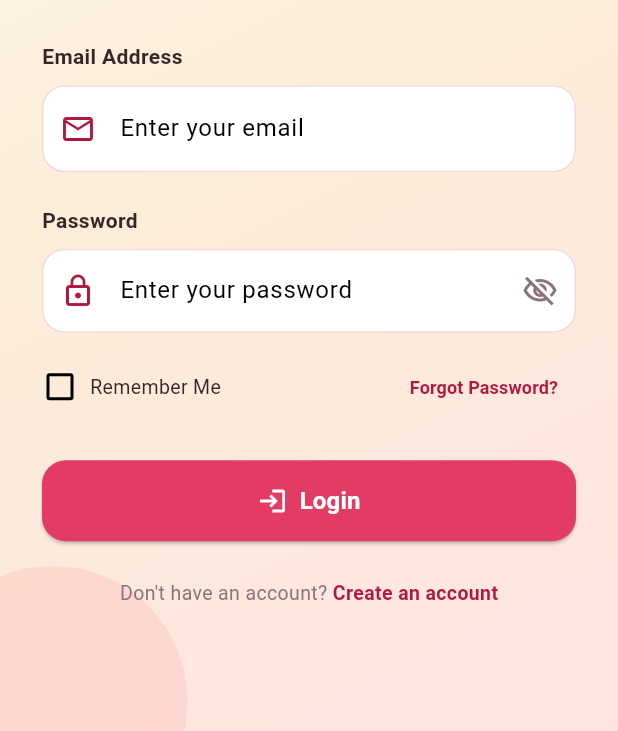
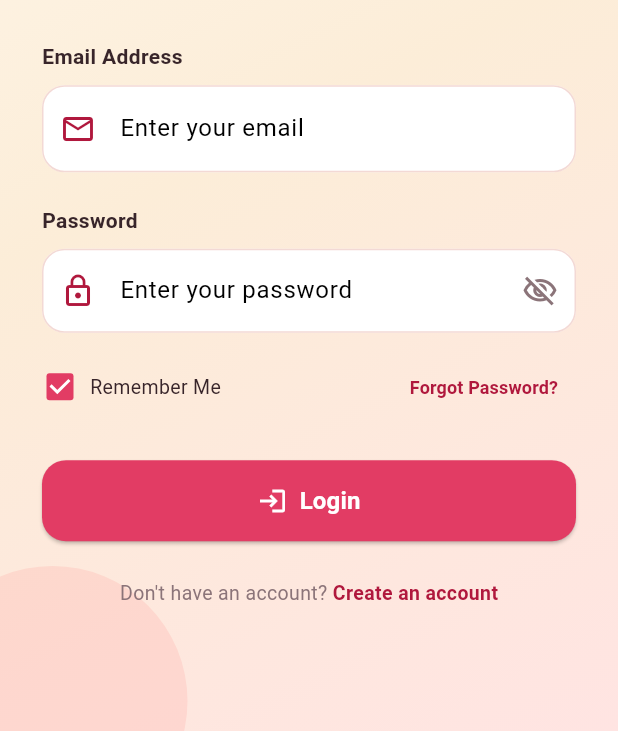
Before and after one commit to GeorginaGabriella/Otterly-Mobile-App, a Flutter app: the screen it shows after launch, after a tap on "Skip", after a tap on "Get Started", on a phone screen of 412 x 824 dp, the part 505-1236 px from its top. Run offline on Flutter 3.47's test engine with Material 3 defaults, Android fonts, the phone set to English and light mode, and no system bars; our stand-ins replace flutter_riverpod, flutter_secure_storage, image_picker, shared_preferences, video_player.

Commit message:
fix: restore saved login session on splash and persist credentials reliably

```diff
--- a/lib/screens/auth/login_screen.dart
+++ b/lib/screens/auth/login_screen.dart
@@ -12,7 +12,12 @@ import 'forgot_password_screen.dart';
 import '../navigation/main_navigation.dart';
 
 class LoginScreen extends ConsumerStatefulWidget {
-  const LoginScreen({super.key});
+  final String? initialEmail;
+
+  const LoginScreen({
+    super.key,
+    this.initialEmail,
+  });
 
   @override
   ConsumerState<LoginScreen> createState() => _LoginScreenState();
@@ -22,8 +27,16 @@ class _LoginScreenState extends ConsumerState<LoginScreen> {
   final _formKey = GlobalKey<FormState>();
   final _emailController = TextEditingController();
   final _passwordController = TextEditingController();
-  bool _rememberMe = false;
+  bool _rememberMe = true;
   bool _isLoading = false;
+
+  @override
+  void initState() {
+    super.initState();
+    if (widget.initialEmail != null && widget.initialEmail!.isNotEmpty) {
+      _emailController.text = widget.initialEmail!;
+    }
+  }
 
   @override
   void dispose() {
--- a/lib/screens/auth/register_screen.dart
+++ b/lib/screens/auth/register_screen.dart
@@ -303,7 +303,9 @@ class _RegisterScreenState extends State<RegisterScreen> {
       Navigator.pushReplacement(
         context,
         MaterialPageRoute(
-          builder: (_) => const LoginScreen(),
+          builder: (_) => LoginScreen(
+            initialEmail: _emailController.text.trim(),
+          ),
         ),
       );
     } catch (e) {
--- a/lib/screens/splash/splash_screen.dart
+++ b/lib/screens/splash/splash_screen.dart
@@ -1,19 +1,22 @@
 import 'package:flutter/material.dart';
+import 'package:flutter_riverpod/flutter_riverpod.dart';
 import 'package:shared_preferences/shared_preferences.dart';
 import '../../core/app_colors.dart';
+import '../../providers/auth_provider.dart';
 import '../../widgets/otter_logo_widget.dart';
 import '../../widgets/social_background.dart';
+import '../auth/login_screen.dart';
+import '../navigation/main_navigation.dart';
 import '../onboarding/onboarding_screen.dart';
-import '../auth/login_screen.dart';
 
-class SplashScreen extends StatefulWidget {
+class SplashScreen extends ConsumerStatefulWidget {
   const SplashScreen({super.key});
 
   @override
-  State<SplashScreen> createState() => _SplashScreenState();
+  ConsumerState<SplashScreen> createState() => _SplashScreenState();
 }
 
-class _SplashScreenState extends State<SplashScreen>
+class _SplashScreenState extends ConsumerState<SplashScreen>
     with SingleTickerProviderStateMixin {
   late final AnimationController _controller;
   late final Animation<double> _fadeAnimation;
@@ -34,20 +37,29 @@ class _SplashScreenState extends State<SplashScreen>
   }
 
   Future<void> _navigateNext() async {
-    await Future.delayed(const Duration(seconds: 3));
+    await Future.wait<void>([
+      Future<void>.delayed(const Duration(seconds: 3)),
+      ref.read(authProvider.notifier).restoreSession(),
+    ]);
+
     final prefs = await SharedPreferences.getInstance();
-    final hasSeenOnboarding =
-        prefs.getBool('hasSeenOnboarding') ?? false;
+    final hasSeenOnboarding = prefs.getBool('hasSeenOnboarding') ?? false;
+    final currentUser = ref.read(authProvider);
 
     if (!mounted) return;
 
+    final Widget destination;
+    if (currentUser != null) {
+      destination = const MainNavigation();
+    } else if (hasSeenOnboarding) {
+      destination = const LoginScreen();
+    } else {
+      destination = const OnboardingScreen();
+    }
+
     Navigator.pushReplacement(
       context,
-      MaterialPageRoute(
-        builder: (context) => hasSeenOnboarding
-            ? const LoginScreen()
-            : const OnboardingScreen(),
-      ),
+      MaterialPageRoute(builder: (_) => destination),
     );
   }
 
@@ -64,15 +76,15 @@ class _SplashScreenState extends State<SplashScreen>
         child: Center(
           child: FadeTransition(
             opacity: _fadeAnimation,
-            child: Column(
+            child: const Column(
               mainAxisAlignment: MainAxisAlignment.center,
               children: [
-                const OtterLogoWidget(
+                OtterLogoWidget(
                   logoSize: 170,
                   showSlogan: true,
                 ),
-                const SizedBox(height: 35),
-                const CircularProgressIndicator(
+                SizedBox(height: 35),
+                CircularProgressIndicator(
                   color: AppColors.pink,
                   strokeWidth: 3,
                 ),
```
Also changed, not shown: lib/services/auth_service.dart (+16 -1 lines), lib/services/storage_service.dart (+16 -0 lines), 1 other file.
